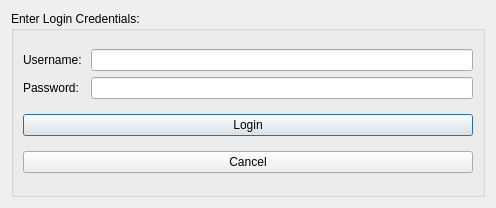
First picture: the form in loginpage.ui, repository Ling2251/CS1D-College-Tour, before the edit.
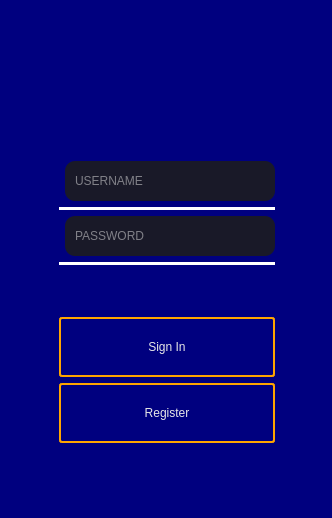
Second picture: the form after the edit. Icons and pictures are not drawn.

Diff of the .ui file:
```diff
--- a/loginpage.ui
+++ b/loginpage.ui
@@ -6,70 +6,259 @@
    <rect>
     <x>0</x>
     <y>0</y>
-    <width>496</width>
-    <height>208</height>
+    <width>332</width>
+    <height>518</height>
    </rect>
   </property>
   <property name="windowTitle">
    <string>Dialog</string>
   </property>
-  <layout class="QGridLayout" name="gridLayout_2">
-   <item row="0" column="0">
-    <widget class="QGroupBox" name="groupBox">
-     <property name="title">
-      <string>Enter Login Credentials:</string>
-     </property>
-     <layout class="QGridLayout" name="gridLayout">
-      <item row="0" column="0">
-       <layout class="QHBoxLayout" name="horizontalLayout">
-        <item>
-         <layout class="QVBoxLayout" name="verticalLayout">
-          <item>
-           <widget class="QLabel" name="label">
-            <property name="text">
-             <string>Username: </string>
-            </property>
-           </widget>
-          </item>
-          <item>
-           <widget class="QLabel" name="label_2">
-            <property name="text">
-             <string>Password: </string>
-            </property>
-           </widget>
-          </item>
-         </layout>
-        </item>
-        <item>
-         <layout class="QVBoxLayout" name="verticalLayout_2">
-          <item>
-           <widget class="QLineEdit" name="lineEdit_Username"/>
-          </item>
-          <item>
-           <widget class="QLineEdit" name="lineEdit_password"/>
-          </item>
-         </layout>
-        </item>
-       </layout>
-      </item>
-      <item row="1" column="0">
-       <widget class="QPushButton" name="pushButton_login">
-        <property name="text">
-         <string>Login</string>
-        </property>
-       </widget>
-      </item>
-      <item row="2" column="0">
-       <widget class="QPushButton" name="pushButton_cancel">
-        <property name="text">
-         <string>Cancel</string>
-        </property>
-       </widget>
-      </item>
-     </layout>
-    </widget>
-   </item>
-  </layout>
+  <widget class="QWidget" name="layoutWidget">
+   <property name="geometry">
+    <rect>
+     <x>0</x>
+     <y>0</y>
+     <width>334</width>
+     <height>520</height>
+    </rect>
+   </property>
+   <layout class="QHBoxLayout" name="horizontalLayout_3" stretch="1">
+    <property name="spacing">
+     <number>0</number>
+    </property>
+    <item>
+     <widget class="QWidget" name="widget" native="true">
+      <property name="maximumSize">
+       <size>
+        <width>16777215</width>
+        <height>16777215</height>
+       </size>
+      </property>
+      <property name="styleSheet">
+       <string notr="true">.QWidget{background-color: rgb(0, 0, 127);}
+</string>
+      </property>
+      <layout class="QVBoxLayout" name="verticalLayout_2">
+       <property name="leftMargin">
+        <number>9</number>
+       </property>
+       <property name="topMargin">
+        <number>0</number>
+       </property>
+       <property name="rightMargin">
+        <number>0</number>
+       </property>
+       <property name="bottomMargin">
+        <number>0</number>
+       </property>
+       <item>
+        <layout class="QVBoxLayout" name="verticalLayout_3">
+         <property name="topMargin">
+          <number>15</number>
+         </property>
+         <item alignment="Qt::AlignHCenter|Qt::AlignVCenter">
+          <widget class="QLabel" name="label">
+           <property name="minimumSize">
+            <size>
+             <width>175</width>
+             <height>105</height>
+            </size>
+           </property>
+           <property name="styleSheet">
+            <string notr="true">border-image: url(:/image/college logo.png);</string>
+           </property>
+           <property name="text">
+            <string/>
+           </property>
+          </widget>
+         </item>
+         <item>
+          <layout class="QFormLayout" name="formLayout_2">
+           <property name="leftMargin">
+            <number>50</number>
+           </property>
+           <property name="topMargin">
+            <number>35</number>
+           </property>
+           <property name="rightMargin">
+            <number>59</number>
+           </property>
+           <item row="1" column="1">
+            <widget class="QLineEdit" name="lineEdit_Username">
+             <property name="minimumSize">
+              <size>
+               <width>0</width>
+               <height>40</height>
+              </size>
+             </property>
+             <property name="styleSheet">
+              <string notr="true">QLineEdit {
+                                                                color: rgb(231, 231, 231);
+                                                                font: 15pt &quot;Verdana&quot;;
+                                                                border: None;
+                                                                border-bottom-color: white;
+                                                                border-radius: 10px;
+                                                                padding: 0 8px;
+                                                                background: rgb(25, 25, 40);
+                                                                selection-background-color: darkgray;
+                                                                }</string>
+             </property>
+             <property name="placeholderText">
+              <string>USERNAME</string>
+             </property>
+            </widget>
+           </item>
+           <item row="3" column="0" colspan="2">
+            <widget class="Line" name="line">
+             <property name="styleSheet">
+              <string notr="true">border: 2px solid white;</string>
+             </property>
+             <property name="orientation">
+              <enum>Qt::Horizontal</enum>
+             </property>
+            </widget>
+           </item>
+           <item row="4" column="1">
+            <widget class="QLineEdit" name="lineEdit_password">
+             <property name="minimumSize">
+              <size>
+               <width>0</width>
+               <height>40</height>
+              </size>
+             </property>
+             <property name="styleSheet">
+              <string notr="true">QLineEdit {
+                                                                color: rgb(231, 231, 231);
+                                                                font: 15pt &quot;Verdana&quot;;
+                                                                border: None;
+                                                                border-bottom-color: white;
+                                                                border-radius: 10px;
+                                                                padding: 0 8px;
+                                                                background: rgb(25, 25, 40);
+                                                                selection-background-color: darkgray;
+                                                                }</string>
+             </property>
+             <property name="text">
+              <string/>
+             </property>
+             <property name="placeholderText">
+              <string>PASSWORD</string>
+             </property>
+            </widget>
+           </item>
+           <item row="5" column="0" colspan="2">
+            <widget class="Line" name="line_3">
+             <property name="styleSheet">
+              <string notr="true">border: 2px solid white;</string>
+             </property>
+             <property name="orientation">
+              <enum>Qt::Horizontal</enum>
+             </property>
+            </widget>
+           </item>
+           <item row="6" column="0" colspan="2">
+            <spacer name="verticalSpacer">
+             <property name="orientation">
+              <enum>Qt::Vertical</enum>
+             </property>
+             <property name="sizeHint" stdset="0">
+              <size>
+               <width>20</width>
+               <height>40</height>
+              </size>
+             </property>
+            </spacer>
+           </item>
+           <item row="7" column="0" colspan="2">
+            <widget class="QPushButton" name="pushButton_login">
+             <property name="sizePolicy">
+              <sizepolicy hsizetype="Minimum" vsizetype="Fixed">
+               <horstretch>0</horstretch>
+               <verstretch>0</verstretch>
+              </sizepolicy>
+             </property>
+             <property name="minimumSize">
+              <size>
+               <width>0</width>
+               <height>60</height>
+              </size>
+             </property>
+             <property name="autoFillBackground">
+              <bool>false</bool>
+             </property>
+             <property name="styleSheet">
+              <string notr="true">color: rgb(231, 231, 231);
+                                                                font: 17pt &quot;Verdana&quot;;
+                                                                border: 2px solid orange;
+                                                                padding: 5px;
+                                                                border-radius: 3px;
+                                                                opacity: 200;
+                                                            </string>
+             </property>
+             <property name="text">
+              <string>Sign In</string>
+             </property>
+             <property name="autoDefault">
+              <bool>false</bool>
+             </property>
+             <property name="default">
+              <bool>false</bool>
+             </property>
+             <property name="flat">
+              <bool>false</bool>
+             </property>
+            </widget>
+           </item>
+           <item row="8" column="0" colspan="2">
+            <widget class="QPushButton" name="pushButton_2">
+             <property name="minimumSize">
+              <size>
+               <width>0</width>
+               <height>60</height>
+              </size>
+             </property>
+             <property name="styleSheet">
+              <string notr="true">color: rgb(231, 231, 231);
+                                                                font: 17pt &quot;Verdana&quot;;
+                                                                border: 2px solid orange;
+                                                                padding: 5px;
+                                                                border-radius: 3px;
+                                                                opacity: 200;
+                                                            </string>
+             </property>
+             <property name="text">
+              <string>Register</string>
+             </property>
+             <property name="default">
+              <bool>false</bool>
+             </property>
+             <property name="flat">
+              <bool>false</bool>
+             </property>
+            </widget>
+           </item>
+          </layout>
+         </item>
+         <item>
+          <spacer name="verticalSpacer_2">
+           <property name="orientation">
+            <enum>Qt::Vertical</enum>
+           </property>
+           <property name="sizeHint" stdset="0">
+            <size>
+             <width>20</width>
+             <height>40</height>
+            </size>
+           </property>
+          </spacer>
+         </item>
+        </layout>
+       </item>
+      </layout>
+     </widget>
+    </item>
+   </layout>
+  </widget>
  </widget>
  <resources/>
  <connections/>
```
